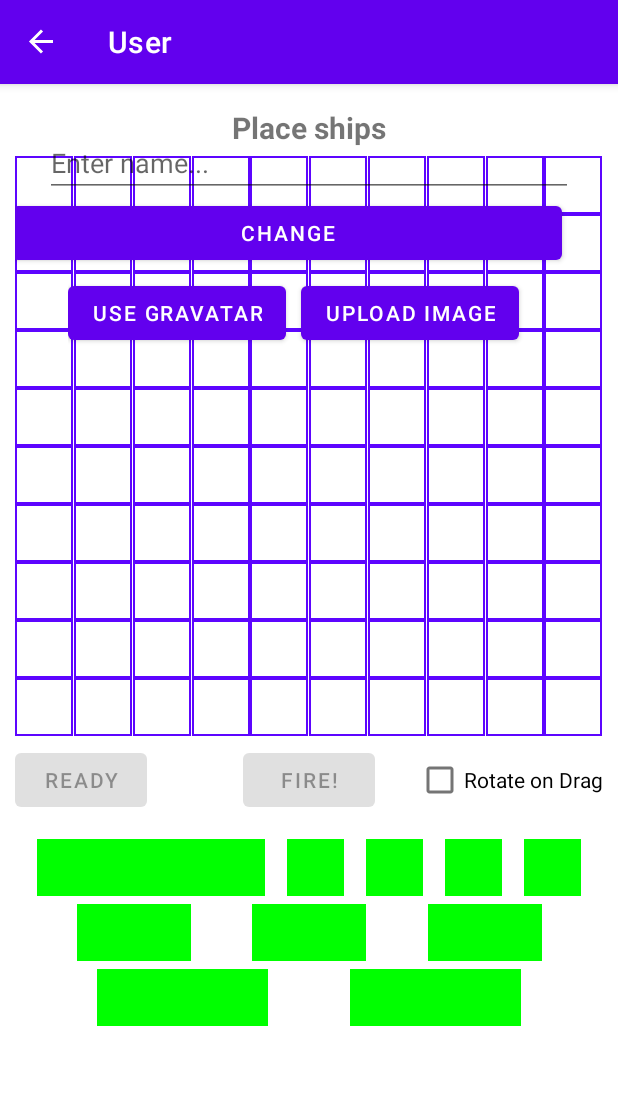
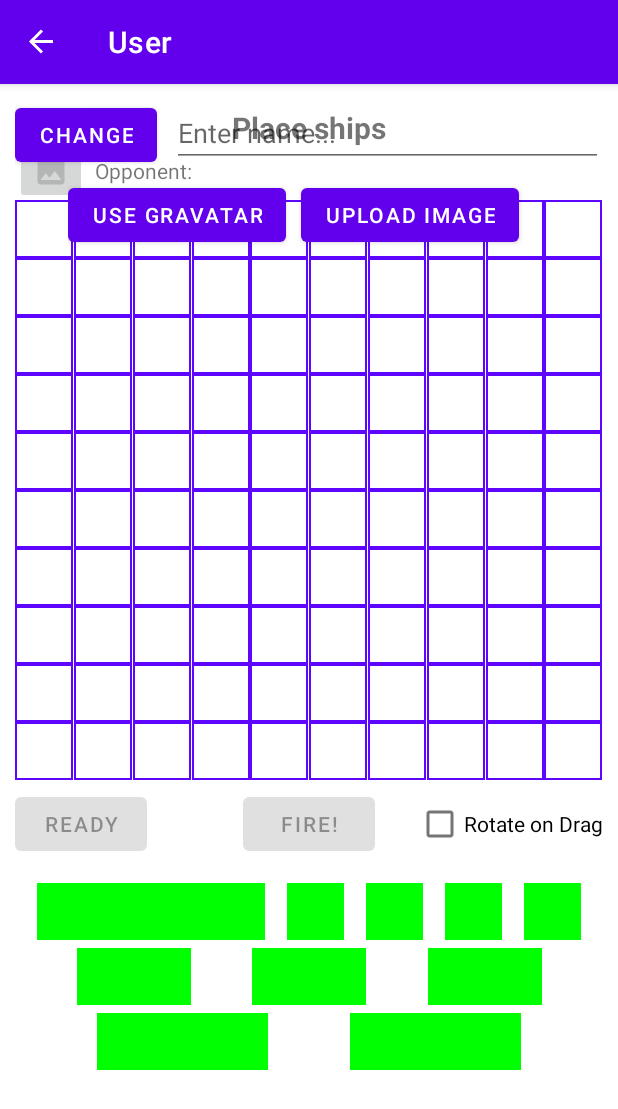
Before and after one commit to AlexanderZaletilo/PPO, an Android app: the fragment GameFragment placed in its activity, after a tap on "PROFILE", on a phone screen of 412 x 824 dp. Shown: the top 1109 px of the screen. Run offline under Robolectric (Android 15) with nearby library versions, the phone set to English and light mode, and no system bars; our stand-ins replace Firebase (no records; nobody signed in at launch, a user with empty details on screens opened directly), navigation-ui; pictures from the network do not load; 4 statements that could not run were skipped.

Commit message:
added enemy info at game time(image display to be implemented)

```diff
--- a/lab3/app/build.gradle
+++ b/lab3/app/build.gradle
@@ -16,7 +16,7 @@ android {
         targetSdkVersion 30
         versionCode 1
         versionName "0.0.1"
-
+        vectorDrawables.useSupportLibrary true
         testInstrumentationRunner "androidx.test.runner.AndroidJUnitRunner"
     }
 
--- a/lab3/app/src/main/java/com/example/lab3/ui/fragments/GameFragment.kt
+++ b/lab3/app/src/main/java/com/example/lab3/ui/fragments/GameFragment.kt
@@ -37,6 +37,8 @@ class GameFragment : Fragment(), BaseGameViewModel.onShotListener {
     private lateinit var fireButton: Button
     private lateinit var readyButton: Button
     private lateinit var shipViews: List<ShipView>
+    private lateinit var opponentNameTextView: TextView
+    private lateinit var opponentImageButton: ImageButton
 
     private lateinit var hostViewModel: HostGameViewModel
     private lateinit var clientViewModel: ClientGameViewModel
@@ -53,6 +55,9 @@ class GameFragment : Fragment(), BaseGameViewModel.onShotListener {
         layout = view.findViewById(R.id.game_layout)
         fireButton = view.findViewById(R.id.game_button_fire)
         readyButton = view.findViewById(R.id.game_ready)
+        opponentNameTextView = view.findViewById(R.id.game_opponent)
+        opponentImageButton = view.findViewById(R.id.game_opponent_imagebutton)
+        opponentImageButton.isEnabled = false
     }
     override fun onCreateView(
             inflater: LayoutInflater, container: ViewGroup?,
@@ -86,6 +91,12 @@ class GameFragment : Fragment(), BaseGameViewModel.onShotListener {
         yourRecycler.setOnDragListener(this::recyclerDragListener)
         setUpShipPalette(view)
         viewModel.setUpGame(args.id)
+        viewModel.enemyImage.observe(requireActivity()) {
+            opponentImageButton.isEnabled = true
+        }
+        viewModel.enemyName.observe(requireActivity()) {
+            opponentNameTextView.text = it
+        }
         if(args.isHost)
             setUpHostListeners()
         else
@@ -348,6 +359,9 @@ class GameFragment : Fragment(), BaseGameViewModel.onShotListener {
 
     override fun onDestroy() {
         super.onDestroy()
-        viewModel.clear()
+        if(args.isHost)
+            hostViewModel.clear()
+        else
+            clientViewModel.clear()
     }
 }
--- a/lab3/app/src/main/java/com/example/lab3/viewmodels/BaseGameViewModel.kt
+++ b/lab3/app/src/main/java/com/example/lab3/viewmodels/BaseGameViewModel.kt
@@ -1,15 +1,22 @@
 package com.example.lab3.viewmodels
 
+import android.graphics.Bitmap
+import android.graphics.BitmapFactory
 import androidx.lifecycle.MutableLiveData
 import androidx.lifecycle.ViewModel
 import com.example.lab3.game.Field
 import com.example.lab3.game.Point
+import com.google.firebase.auth.ktx.auth
 import com.google.firebase.database.*
+import com.google.firebase.ktx.Firebase
+import com.google.firebase.storage.ktx.storage
+import java.io.ByteArrayInputStream
 
 
 open class BaseGameViewModel: ViewModel() {
     var isHost = true
     protected var id: String? = null
+    protected val auth = Firebase.auth
     protected val database = FirebaseDatabase.getInstance().reference
     protected lateinit var matrixRef: DatabaseReference
     protected lateinit var lobbyRef: DatabaseReference
@@ -17,7 +24,7 @@ open class BaseGameViewModel: ViewModel() {
     protected lateinit var hostShotsRef: DatabaseReference
     var yourField: Field? = null
     var enemyField: Field = Field()
-    var placedShips = Array<MutableLiveData<Int>>(4)
+    var placedShips = Array(4)
                         { MutableLiveData<Int>().apply{ value = 0}}
     var hostReady = MutableLiveData<Boolean>().apply{ value = false}
     var clientReady = MutableLiveData<Boolean>().apply{ value = false}
@@ -25,6 +32,8 @@ open class BaseGameViewModel: ViewModel() {
     var isHostTurn = MutableLiveData<Boolean>().apply{value = true}
     var shotListener: onShotListener? = null
     var winner = MutableLiveData<String>().apply{ value = ""}
+    var enemyName = MutableLiveData<String>()
+    var enemyImage = MutableLiveData<Bitmap>()
     interface onShotListener{
         fun onShot(point: Point, isHost: Boolean)
     }
@@ -57,5 +66,13 @@ open class BaseGameViewModel: ViewModel() {
         winner.value = ""
         placedShips = Array(4)
         { MutableLiveData<Int>().apply{ value = 0}}
-        }
+        enemyImage.value = null
+        enemyName.value = null
+    }
+    fun downloadImage(path: String)
+    {
+        val inStream = java.net.URL(path).openStream()
+        enemyImage.postValue(BitmapFactory.decodeStream(inStream))
+        inStream.close()
+    }
 }
--- /dev/null
+++ b/lab3/app/src/main/res/drawable/ic_baseline_image_24.xml
@@ -0,0 +1,5 @@
+<vector android:alpha="0.6" android:height="24dp"
+    android:tint="?attr/colorControlNormal" android:viewportHeight="24"
+    android:viewportWidth="24" android:width="24dp" xmlns:android="http://schemas.android.com/apk/res/android">
+    <path android:fillColor="@android:color/white" android:pathData="M21,19V5c0,-1.1 -0.9,-2 -2,-2H5c-1.1,0 -2,0.9 -2,2v14c0,1.1 0.9,2 2,2h14c1.1,0 2,-0.9 2,-2zM8.5,13.5l2.5,3.01L14.5,12l4.5,6H5l3.5,-4.5z"/>
+</vector>
--- a/lab3/app/src/main/res/layout/fragment_game.xml
+++ b/lab3/app/src/main/res/layout/fragment_game.xml
@@ -26,11 +26,11 @@
             android:id="@+id/your_recycler"
             android:layout_width="match_parent"
             android:layout_height="0dp"
-            android:layout_marginTop="5dp"
+            android:layout_marginTop="10dp"
             app:layout_constraintEnd_toEndOf="parent"
             app:layout_constraintHorizontal_bias="0.448"
             app:layout_constraintStart_toStartOf="parent"
-            app:layout_constraintTop_toBottomOf="@+id/game_title_id" />
+            app:layout_constraintTop_toBottomOf="@+id/game_against_label" />
 
         <androidx.recyclerview.widget.RecyclerView
             android:id="@+id/enemy_recycler"
@@ -163,5 +163,32 @@
             app:layout_constraintHorizontal_bias="0.5"
             app:layout_constraintStart_toStartOf="parent"
             app:layout_constraintTop_toBottomOf="@+id/ship_2_1" />
+
+        <TextView
+            android:id="@+id/game_opponent"
+            android:layout_width="wrap_content"
+            android:layout_height="wrap_content"
+            android:layout_marginStart="5dp"
+            app:layout_constraintStart_toEndOf="@+id/game_against_label"
+            app:layout_constraintTop_toTopOf="@+id/game_against_label" />
+
+        <TextView
+            android:id="@+id/game_against_label"
+            android:layout_width="wrap_content"
+            android:layout_height="wrap_content"
+            android:layout_marginStart="5dp"
+            android:layout_marginTop="5dp"
+            android:text="@string/opponent"
+            app:layout_constraintStart_toEndOf="@+id/game_opponent_imagebutton"
+            app:layout_constraintTop_toBottomOf="@+id/game_title_id" />
+
+        <ImageButton
+            android:id="@+id/game_opponent_imagebutton"
+            android:layout_width="wrap_content"
+            android:layout_height="wrap_content"
+            app:layout_constraintBottom_toBottomOf="@+id/game_against_label"
+            app:layout_constraintStart_toStartOf="parent"
+            app:layout_constraintTop_toTopOf="@+id/game_against_label"
+            app:srcCompat="@drawable/ic_baseline_image_24" />
     </androidx.constraintlayout.widget.ConstraintLayout>
 </ScrollView>
--- a/lab3/app/src/main/res/layout/fragment_user.xml
+++ b/lab3/app/src/main/res/layout/fragment_user.xml
@@ -7,21 +7,21 @@
     android:orientation="vertical"
     android:padding="10dp">
     <LinearLayout
-        android:layout_width="wrap_content"
+        android:layout_width="match_parent"
         android:layout_height="wrap_content"
         android:orientation="horizontal">
-
-    </LinearLayout>
+        <Button
+            android:id="@+id/user_editname_apply"
+            android:layout_marginEnd="10dp"
+            android:text="@string/change"
+            android:layout_width="wrap_content"
+            android:layout_height="wrap_content"/>
     <EditText
         android:id="@+id/user_editname"
-        style="@style/game_lobby_button"
-        android:layout_marginTop="20dp"
+        android:layout_height="wrap_content"
+        android:layout_width="match_parent"
         android:hint="@string/enter_name" />
-    <Button
-        android:id="@+id/user_editname_apply"
-        android:layout_marginStart="5dp"
-        android:text="@string/change"
-        style="@style/game_lobby_button" />
+    </LinearLayout>
     <LinearLayout
         android:layout_width="wrap_content"
         android:layout_height="wrap_content"
--- a/lab3/app/src/main/res/values/strings.xml
+++ b/lab3/app/src/main/res/values/strings.xml
@@ -26,4 +26,5 @@
     <string name="change">Change</string>
     <string name="upload_image">Upload image</string>
     <string name="use_gravatar">Use Gravatar</string>
+    <string name="opponent">Opponent:</string>
 </resources>
--- a/lab3/build.gradle
+++ b/lab3/build.gradle
@@ -10,8 +10,6 @@ buildscript {
         classpath "org.jetbrains.kotlin:kotlin-gradle-plugin:$kotlin_version"
         classpath 'com.google.gms:google-services:4.3.4'
         classpath "androidx.navigation:navigation-safe-args-gradle-plugin:2.3.2"
-        // NOTE: Do not place your application dependencies here; they belong
-        // in the individual module build.gradle files
     }
 }
 
```
Also changed, not shown: lab3/app/src/main/java/com/example/lab3/ui/fragments/HomeFragment.kt (+10 -4 lines), lab3/app/src/main/java/com/example/lab3/viewmodels/ClientGameViewModel.kt (+14 -0 lines), lab3/app/src/main/java/com/example/lab3/viewmodels/HostGameViewModel.kt (+10 -3 lines).
